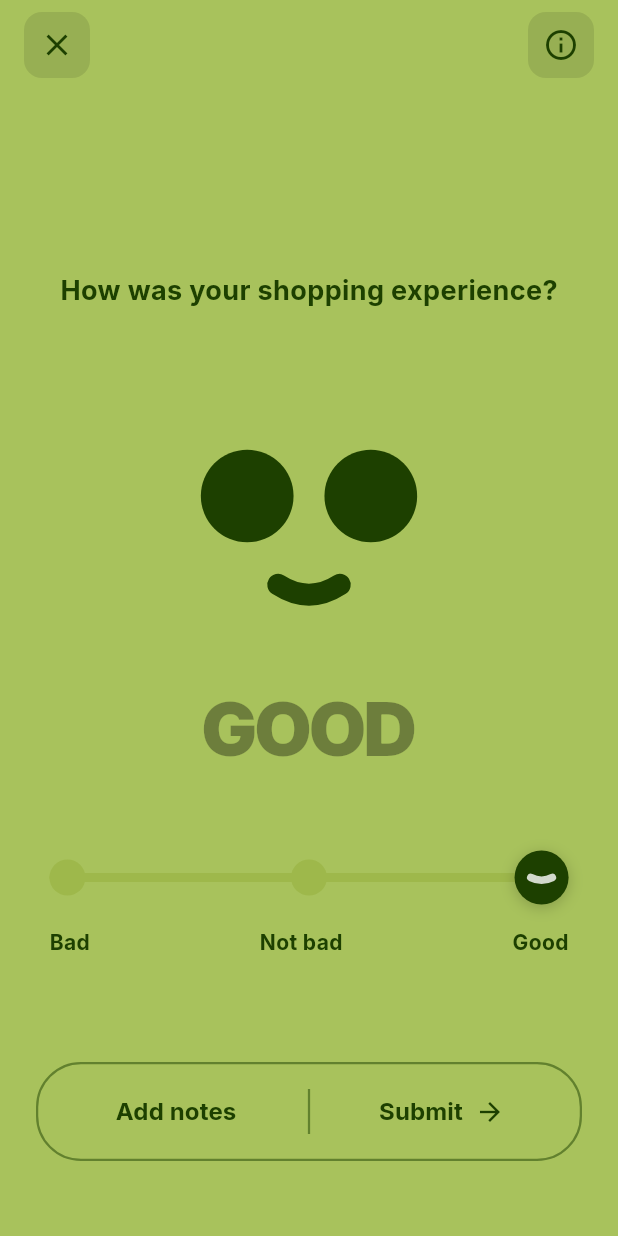
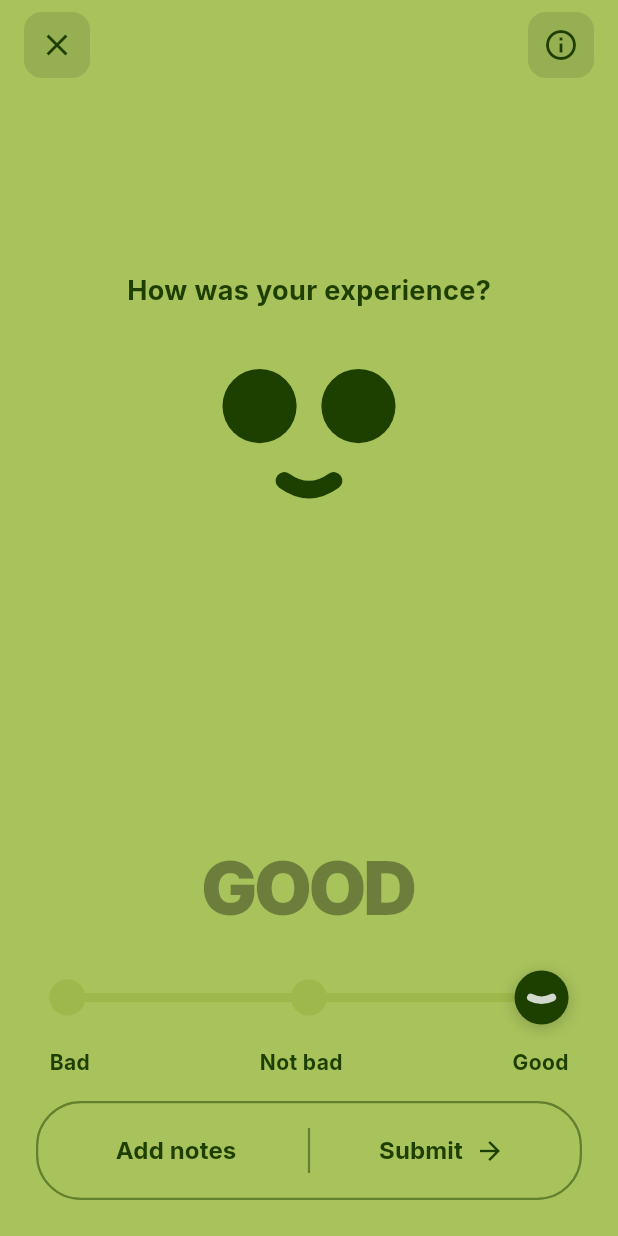
Before and after one commit to Ionic-Errrrs-Code/animated-app-rating-screen, a Flutter app: the screen it shows after launch, on a phone screen of 412 x 824 dp. Run offline on Flutter 3.47's test engine with Material 3 defaults, Android fonts, the phone set to English and light mode, and no system bars; drawn by our look-alikes of flutter_animate; our stand-ins replace google_fonts.

Commit message:
Refactor rate experience screen layout and improve note view positioning
Co-authored-by: w7core <w7core@gmail.com>

```diff
--- a/lib/screens/rate_experience_screen.dart
+++ b/lib/screens/rate_experience_screen.dart
@@ -53,7 +53,8 @@ class _RateExperienceScreenState extends State<RateExperienceScreen> {
     final viewInsetsBottom = MediaQuery.of(context).viewInsets.bottom;
     final keyboardVisible = viewInsetsBottom > 0.0;
     final minTop = MediaQuery.of(context).padding.top + 64;
-    final desiredTop = keyboardVisible ? screenHeight * 0.1 : screenHeight * 0.22;
+    final baseTop = isNoteView ? screenHeight * 0.18 : screenHeight * 0.22;
+    final desiredTop = keyboardVisible ? screenHeight * 0.06 : baseTop;
     final topOffset = desiredTop < minTop ? minTop : desiredTop;
 
     return ValueListenableBuilder<double>(
@@ -72,7 +73,7 @@ class _RateExperienceScreenState extends State<RateExperienceScreen> {
               color: colors['background'],
               child: Stack(
                 children: [
-                  // --- MAIN CONTENT AREA (Face always visible, text fades) ---
+                  // --- MAIN CONTENT AREA (Face always visible, text fades; note appears below face) ---
                   AnimatedPositioned(
                     duration: const Duration(milliseconds: 400),
                     curve: Curves.easeInOut,
@@ -85,7 +86,7 @@ class _RateExperienceScreenState extends State<RateExperienceScreen> {
                           opacity: isNoteView ? 0.0 : 1.0,
                           duration: const Duration(milliseconds: 250),
                           child: Text(
-                            'How was your shopping experience?',
+                            'How was your experience?',
                             style: TextStyle(
                               color: darkColor,
                               fontSize: 18,
@@ -93,7 +94,7 @@ class _RateExperienceScreenState extends State<RateExperienceScreen> {
                             ),
                           ),
                         ),
-                        const SizedBox(height: 70),
+                        const SizedBox(height: 16),
                         AnimatedScale(
                           scale: keyboardVisible ? 0.85 : 1.0,
                           duration: const Duration(milliseconds: 250),
@@ -101,35 +102,30 @@ class _RateExperienceScreenState extends State<RateExperienceScreen> {
                           child: AnimatedFace(
                             percentage: value,
                             darkColor: darkColor,
-                            faceSize: Size(screenWidth * 0.5, screenHeight * 0.18),
+                            faceSize: Size(screenWidth * 0.4, screenHeight * 0.16),
                           ),
                         ),
+                        if (isNoteView) ...[
+                          const SizedBox(height: 16),
+                          NoteInputView(
+                            darkColor: darkColor,
+                            focusNode: _noteFocusNode,
+                            onSubmit: () {},
+                          ).animate(key: const ValueKey('note_center_anim')).fadeIn(duration: 250.ms, curve: Curves.easeOut).slideY(begin: 0.06, end: 0, duration: 280.ms, curve: Curves.easeOutCubic),
+                          const SizedBox(height: 8),
+                        ],
                       ],
                     ),
                   ),
 
-                  // --- BOTTOM AREA (Rating or Note Input) ---
+                  // --- BOTTOM AREA (Rating controls only in rating view) ---
                   AnimatedSwitcher(
                     duration: const Duration(milliseconds: 300),
                     transitionBuilder: (child, animation) {
                       return FadeTransition(opacity: animation, child: child);
                     },
                     child: isNoteView
-                        ? Padding(
-                            key: const ValueKey('note_view'),
-                            padding: EdgeInsets.only(bottom: MediaQuery.of(context).viewInsets.bottom),
-                            child: Column(
-                              mainAxisAlignment: MainAxisAlignment.end,
-                              children: [
-                                NoteInputView(
-                                  darkColor: darkColor,
-                                  focusNode: _noteFocusNode,
-                                  onSubmit: () {},
-                                ).animate(key: const ValueKey('note_anim')).fadeIn(duration: 250.ms, curve: Curves.easeOut).slideY(begin: 0.08, end: 0, duration: 300.ms, curve: Curves.easeOutCubic),
-                                const SizedBox(height: 24),
-                              ],
-                            ),
-                          )
+                        ? const SizedBox.shrink()
                         : Column(
                             key: const ValueKey('rating_view'),
                             mainAxisAlignment: MainAxisAlignment.end,
@@ -138,20 +134,20 @@ class _RateExperienceScreenState extends State<RateExperienceScreen> {
                                   .animate(key: const ValueKey('text_anim'))
                                   .fadeIn(duration: 200.ms)
                                   .slideY(begin: 0.05, end: 0, duration: 250.ms),
-                              const SizedBox(height: 50),
+                              const SizedBox(height: 24),
                               ExperienceSlider(
                                 darkColor: darkColor,
                                 sliderColor: colors['slider']!,
                                 initialValue: value,
                                 onChanged: (p) => _percentage.value = p,
                               ).animate(key: const ValueKey('slider_anim')).fadeIn(duration: 220.ms).slideY(begin: 0.05, end: 0, duration: 260.ms),
-                              const SizedBox(height: 70),
+                              const SizedBox(height: 16),
                               ActionButtons(
                                 color: darkColor,
                                 onAddNote: _switchToNoteView,
                                 onSubmit: () {},
                               ).animate(key: const ValueKey('buttons_anim')).fadeIn(duration: 240.ms).slideY(begin: 0.04, end: 0, duration: 280.ms),
-                              const SizedBox(height: 50),
+                              const SizedBox(height: 24),
                             ],
                           ),
                   ),
```
